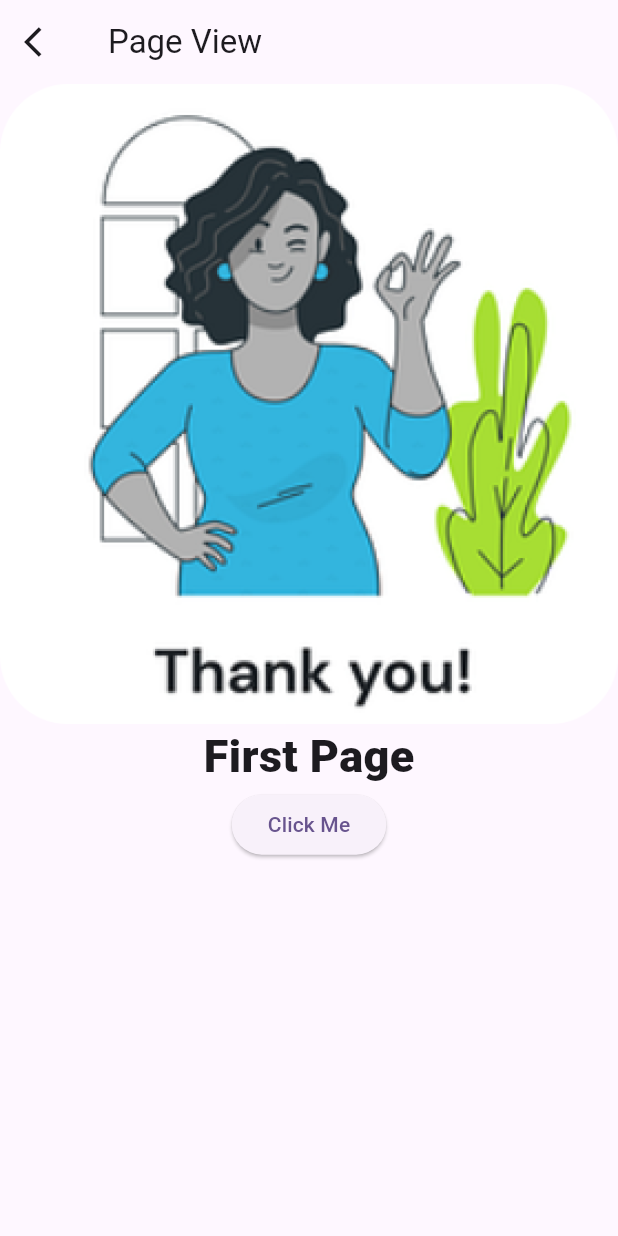
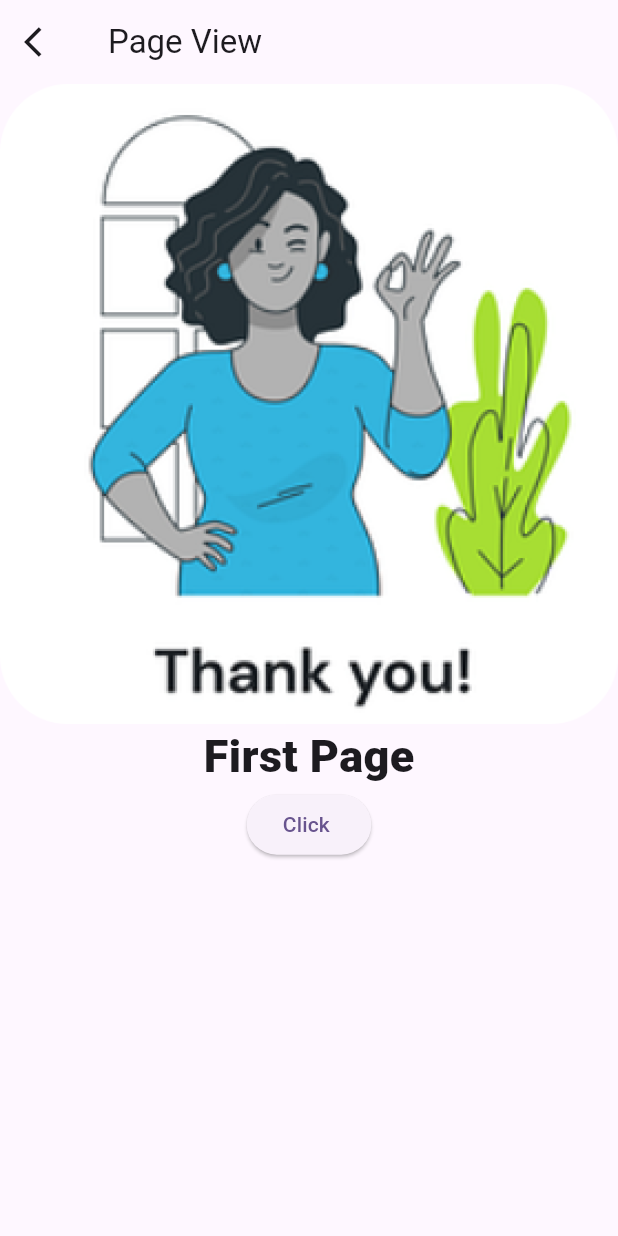
Before and after one commit to AbRehman536/Flutter_sec_8, a Flutter app: the screen it shows after launch, on a phone screen of 412 x 824 dp. Run offline on Flutter 3.47's test engine with Material 3 defaults, Android fonts, the phone set to English and light mode, and no system bars.

Commit message:
Page View Done

```diff
--- a/lib/pageview.dart
+++ b/lib/pageview.dart
@@ -33,7 +33,7 @@ class _PageviewDemoState extends State<PageviewDemo> {
                 fontSize: 30,
                 fontWeight: FontWeight.w900
               ),),
-              ElevatedButton(onPressed: (){}, child: Text("Click Me")),
+              ElevatedButton(onPressed: (){}, child: Text("Click ")),
             ],
           );
         }, ),
```
